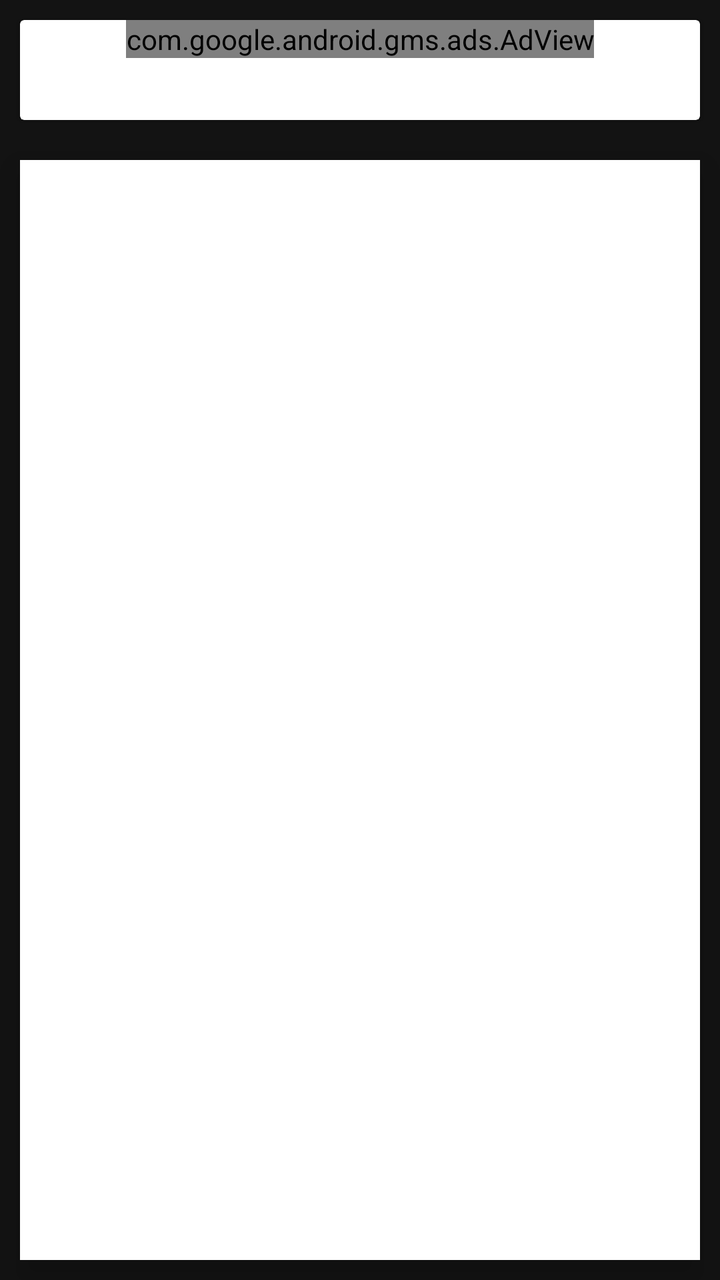
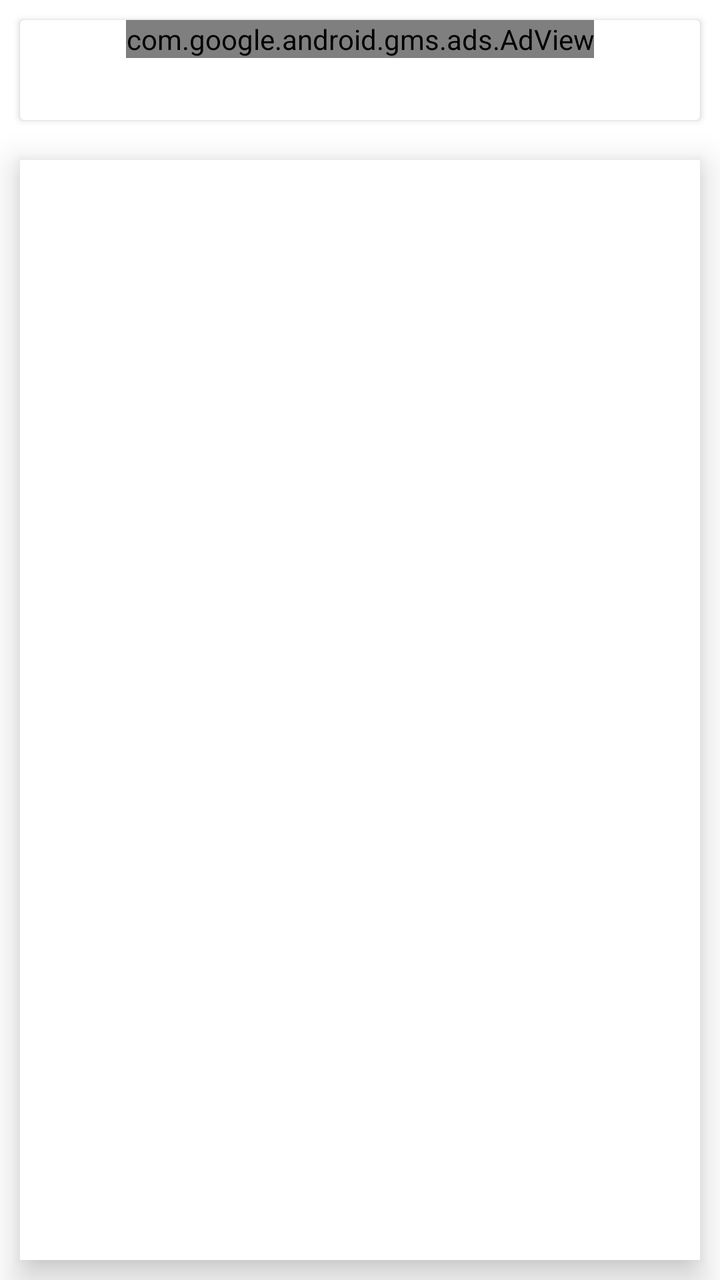

The first picture is an Android layout as it rendered before a commit; the second is the same layout after the commit. The layout source and the unified diff follow.
<!-- AndroidManifest.xml: application theme Theme.Mitro -->
<!-- res/layout/activity_metro_stations.xml -->
<?xml version="1.0" encoding="utf-8"?>
<LinearLayout xmlns:android="http://schemas.android.com/apk/res/android"
    xmlns:app="http://schemas.android.com/apk/res-auto"
    xmlns:tools="http://schemas.android.com/tools"
    android:layout_width="match_parent"
    android:layout_height="match_parent"
    android:elevation="10dp"
    android:orientation="vertical"
    tools:context=".MetroStation">

    <androidx.cardview.widget.CardView
        android:layout_width="match_parent"
        android:layout_height="50dp"
        android:layout_margin="10dp">

        <com.google.android.gms.ads.AdView
            android:id="@+id/adView"
            android:layout_width="wrap_content"
            android:layout_height="wrap_content"
            android:layout_alignParentBottom="true"
            android:layout_centerHorizontal="true"
            android:layout_gravity="center_horizontal"
            app:adSize="BANNER"
            app:adUnitId="ca-app-pub-8714725044839705/2149763062"></com.google.android.gms.ads.AdView>


    </androidx.cardview.widget.CardView>


    <androidx.cardview.widget.CardView
        android:layout_width="match_parent"
        android:layout_height="match_parent"
        android:layout_margin="10dp"
        app:cardBackgroundColor="#FFFFFF"
        app:cardCornerRadius="0dp"
        app:cardElevation="10dp"
        app:layout_constraintBottom_toBottomOf="parent"
        app:layout_constraintEnd_toEndOf="parent"
        app:layout_constraintStart_toStartOf="parent"
        app:layout_constraintTop_toTopOf="parent">

        <ListView
            android:id="@+id/list"
            android:layout_width="match_parent"
            android:layout_height="match_parent" />
    </androidx.cardview.widget.CardView>

</LinearLayout>
<!-- resources referenced by this layout -->
<resources>
  <style name="Theme.Mitro" parent="Theme.MaterialComponents.DayNight.DarkActionBar">
          
          <item name="colorPrimary">@color/major</item>
          <item name="colorPrimaryVariant">@color/major</item>
          <item name="colorOnPrimary">@color/white</item>
          
          <item name="colorSecondary">@color/major</item>
          <item name="colorSecondaryVariant">@color/major</item>
          <item name="colorOnSecondary">@color/black</item>
          
          <item name="android:statusBarColor" tools:targetApi="l">?attr/colorPrimaryVariant</item>
          
  
          <item name="android:windowBackground">@color/logo_bg</item>
      </style>
  <color name="major">#000000</color>
  <color name="white">#FFFFFF</color>
  <color name="black">#732445</color>
  <color name="logo_bg">#131313</color>
</resources>

<!-- the commit's change to res/layout/activity_metro_stations.xml (unified diff, before → after) -->
@@ -6,7 +6,7 @@
     android:layout_height="match_parent"
     android:elevation="10dp"
     android:orientation="vertical"
-    tools:context=".MetroStation">
+    tools:context=".activities.MetroStation">
 
     <androidx.cardview.widget.CardView
         android:layout_width="match_parent"
<!-- resource entries referenced after the edit -->
@@ -1,23 +1,21 @@
 <!-- resources referenced by this layout -->
 <resources>
-  <style name="Theme.Mitro" parent="Theme.MaterialComponents.DayNight.DarkActionBar">
+  <style name="Theme.Mitro" parent="Theme.MaterialComponents.Light.DarkActionBar">
           
-          <item name="colorPrimary">@color/major</item>
-          <item name="colorPrimaryVariant">@color/major</item>
-          <item name="colorOnPrimary">@color/white</item>
+          <item name="colorPrimary">@color/black</item>
+          <item name="colorPrimaryVariant">@color/black</item>
+          <item name="colorOnPrimary">@color/black</item>
           
-          <item name="colorSecondary">@color/major</item>
-          <item name="colorSecondaryVariant">@color/major</item>
+          <item name="colorSecondary">@color/black</item>
+          <item name="colorSecondaryVariant">@color/black</item>
           <item name="colorOnSecondary">@color/black</item>
           
           <item name="android:statusBarColor" tools:targetApi="l">?attr/colorPrimaryVariant</item>
           
   
-          <item name="android:windowBackground">@color/logo_bg</item>
+          <item name="android:windowBackground">@color/white</item>
       </style>
-  <color name="major">#000000</color>
   <color name="white">#FFFFFF</color>
-  <color name="black">#732445</color>
-  <color name="logo_bg">#131313</color>
+  <color name="black">#000000</color>
 </resources>
 
